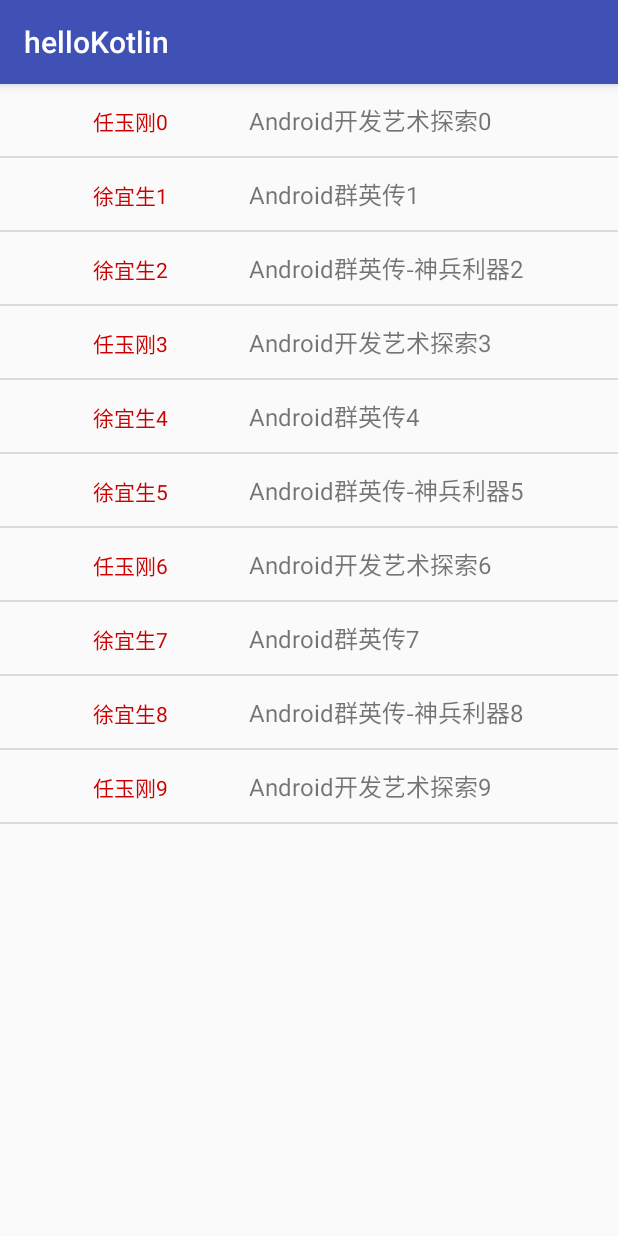
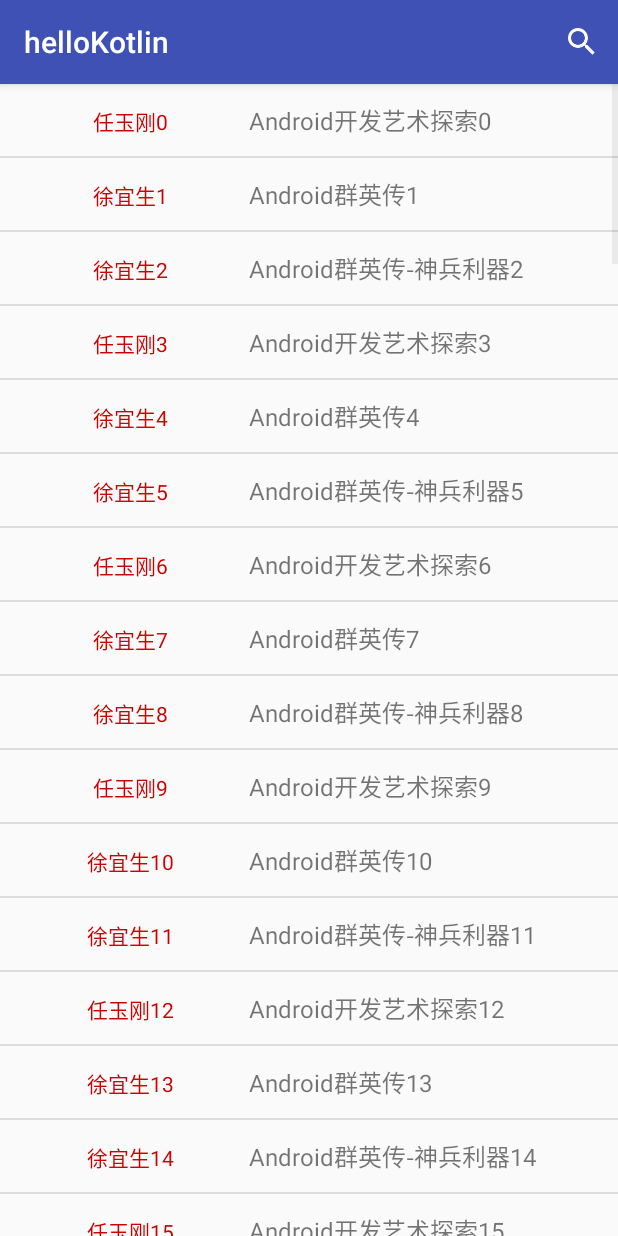
Before and after one commit to xingstarx/helloKotlin, an Android app: the ListActivity screen opened directly, with no data from a screen before it, on a phone screen of 412 x 824 dp. Run offline under Robolectric (Android 15) with nearby library versions, the phone set to English and light mode, and no system bars.

Commit message:
添加删除操作

```diff
--- a/app/src/main/java/view/star/com/hellokotlin/ListActivity.kt
+++ b/app/src/main/java/view/star/com/hellokotlin/ListActivity.kt
@@ -2,14 +2,23 @@ package view.star.com.hellokotlin
 
 import android.os.Bundle
 import android.support.v7.app.AppCompatActivity
+import android.view.Menu
+import android.view.MenuItem
 
 class ListActivity : AppCompatActivity() {
-
     override fun onCreate(savedInstanceState: Bundle?) {
         super.onCreate(savedInstanceState)
         setContentView(R.layout.activity_main)
         supportFragmentManager.beginTransaction().replace(R.id.container, ListFragment.newInstance()).commit()
     }
 
+    override fun onCreateOptionsMenu(menu: Menu): Boolean {
+        menuInflater.inflate(R.menu.main, menu)
+        return super.onCreateOptionsMenu(menu)
+    }
+
+    override fun onOptionsItemSelected(item: MenuItem): Boolean {
+        return super.onOptionsItemSelected(item)
+    }
 
 }
--- a/app/src/main/java/view/star/com/hellokotlin/ListFragment.kt
+++ b/app/src/main/java/view/star/com/hellokotlin/ListFragment.kt
@@ -1,33 +1,67 @@
 package view.star.com.hellokotlin
 
+import android.app.AlertDialog
 import android.os.Bundle
 import android.support.v4.app.Fragment
+import android.util.Log
 import android.view.LayoutInflater
 import android.view.View
 import android.view.ViewGroup
 import android.widget.BaseAdapter
+import android.widget.LinearLayout
 import android.widget.TextView
+import android.widget.Toast
 import kotlinx.android.synthetic.main.fragment_list.*
 import view.star.com.hellokotlin.model.Book
 
-class ListFragment : Fragment() {
+class ListFragment : Fragment(), ActionModeHandler.Callback<Book> {
+    override fun onAction(actionId: Int, pendingItems: MutableList<Book>?): Boolean {
+        if (pendingItems == null || pendingItems.isEmpty()) {
+            Toast.makeText(context, "NO Selected Books", Toast.LENGTH_LONG).show()
+            return false
+        }
+        val waitToDelete = pendingItems.indices.map { pendingItems[it] }
+        AlertDialog.Builder(activity)
+                .setTitle("删除书籍")
+                .setMessage("你要删除选中的书籍嘛?")
+                .setCancelable(true)
+                .setPositiveButton(android.R.string.yes, { dialog, which ->
+                    dialog.dismiss()
+                    actionModeHandler?.pendingItems?.clear()
+                    actionModeHandler?.dismiss()
+                    bookAdapter?.deleteNotes(waitToDelete)
+                })
+                .setNegativeButton(android.R.string.no, { dialog, which -> dialog.dismiss() })
+                .show()
+        return true
+    }
+
+    override fun onDestroy(pendingItems: MutableList<Book>?) {
+        if (pendingItems != null && pendingItems.isNotEmpty()) {
+            bookAdapter?.invalidateAllSelected()
+        }
+    }
+
     var bookAdapter: BookAdapter? = null
+    var actionModeHandler: ActionModeHandler<Book>? = null
     override fun onCreateView(inflater: LayoutInflater, container: ViewGroup?, savedInstanceState: Bundle?): View? {
         val view = inflater.inflate(R.layout.fragment_list, container, false)
         return view
+    }
+
+    override fun onActivityCreated(savedInstanceState: Bundle?) {
+        super.onActivityCreated(savedInstanceState)
+        actionModeHandler = ActionModeHandler(activity, this, R.menu.delete)
     }
 
     fun generateBooks(count: Int): MutableList<Book> {
         val list = mutableListOf<Book>()
         var index = 0
         while (index < count) {
-            var book: Book
-            if (index % 3 == 0) {
-                book = Book("Android开发艺术探索$index", "任玉刚$index")
-            } else if (index % 3 == 1) {
-                book = Book("Android群英传$index", "徐宜生$index")
-            } else {
-                book = Book("Android群英传-神兵利器$index", "徐宜生$index")
+            val book: Book = when (index % 3) {
+                0 -> Book("Android开发艺术探索$index", "任玉刚$index")
+                1 -> Book("Android群英传$index", "徐宜生$index")
+                else -> Book("Android群英传-神兵利器$index", "徐宜生$index")
             }
             list.add(book)
             index++
@@ -37,13 +71,29 @@ class ListFragment : Fragment() {
 
     override fun onViewCreated(view: View?, savedInstanceState: Bundle?) {
         bookAdapter = BookAdapter().apply {
-            books = generateBooks(10)
+            books = generateBooks(100)
             listView.adapter = this
+            listView.setOnItemLongClickListener { _, _, position, _ ->
+                val isSelected: Boolean = actionModeHandler?.chooseItem(books[position]) ?: false
+                setSelected(books[position], isSelected)
+                return@setOnItemLongClickListener (true)
+            }
         }
     }
 
     class BookAdapter : BaseAdapter() {
         var books: MutableList<Book> = mutableListOf()
+        var selectedBooks: MutableList<Book> = mutableListOf()
+
+        fun setSelected(book: Book, isSelected: Boolean) {
+            if (!isSelected) {
+                selectedBooks.remove(book)
+                notifyDataSetChanged()
+            } else if (!selectedBooks.contains(book)) {
+                selectedBooks.add(book)
+                notifyDataSetChanged()
+            }
+        }
 
         override fun getView(position: Int, convertView: View?, container: ViewGroup): View {
             val data = getItem(position) as Book
@@ -70,11 +120,22 @@ class ListFragment : Fragment() {
             return books.size
         }
 
+        fun invalidateAllSelected() {
+            selectedBooks.clear()
+            notifyDataSetChanged()
+        }
+
+        fun deleteNotes(notes: List<Book>) {
+            books.removeAll(notes)
+            notifyDataSetChanged()
+        }
+
     }
 
     class ViewHolder(itemView: View) {
         val author: TextView = itemView.findViewById(R.id.author)
         val name: TextView = itemView.findViewById(R.id.name)
+        val container: LinearLayout = itemView.findViewById(R.id.container)
     }
 
     companion object {
--- /dev/null
+++ b/app/src/main/res/drawable/book_selector.xml
@@ -0,0 +1,5 @@
+<?xml version="1.0" encoding="utf-8"?>
+<selector xmlns:android="http://schemas.android.com/apk/res/android">
+    <item android:state_selected="true" android:drawable="@color/divider_light"/>
+    <item android:drawable="@color/transparent"/>
+</selector>
--- a/app/src/main/res/layout/view_book_list_item.xml
+++ b/app/src/main/res/layout/view_book_list_item.xml
@@ -1,7 +1,14 @@
 <?xml version="1.0" encoding="utf-8"?>
 <LinearLayout xmlns:android="http://schemas.android.com/apk/res/android"
     android:layout_width="match_parent"
-    android:layout_height="match_parent"
+    android:layout_height="wrap_content">
+
+    <LinearLayout
+        android:id="@id/container"
+        android:layout_width="match_parent"
+        android:layout_height="wrap_content"
+        android:background="@drawable/book_selector"
+        android:foreground="?android:attr/selectableItemBackground"
         android:orientation="horizontal"
         android:paddingBottom="12dp"
         android:paddingLeft="8dp"
@@ -12,8 +19,8 @@
             android:id="@+id/author"
             android:layout_width="0dp"
             android:layout_height="wrap_content"
+            android:layout_weight="2"
             android:gravity="center"
-        android:layout_weight="2"
             android:textColor="@android:color/holo_red_dark"
             android:textSize="14sp" />
 
@@ -24,3 +31,5 @@
             android:layout_weight="3"
             android:textSize="16sp" />
     </LinearLayout>
+
+</LinearLayout>
--- /dev/null
+++ b/app/src/main/res/menu/delete.xml
@@ -0,0 +1,10 @@
+<?xml version="1.0" encoding="utf-8"?>
+<menu xmlns:android="http://schemas.android.com/apk/res/android"
+    xmlns:app="http://schemas.android.com/apk/res-auto">
+
+    <item
+        android:id="@+id/action_delete"
+        android:icon="@drawable/ic_delete"
+        android:title="@string/delete"
+        app:showAsAction="always"/>
+</menu>
--- /dev/null
+++ b/app/src/main/res/menu/main.xml
@@ -0,0 +1,10 @@
+<?xml version="1.0" encoding="utf-8"?>
+<menu xmlns:android="http://schemas.android.com/apk/res/android"
+    xmlns:app="http://schemas.android.com/apk/res-auto">
+
+    <item
+        android:id="@+id/action_search"
+        android:icon="@drawable/ic_search"
+        android:title="@string/search"
+        app:showAsAction="always"/>
+</menu>
--- a/app/src/main/res/values/colors.xml
+++ b/app/src/main/res/values/colors.xml
@@ -3,4 +3,8 @@
     <color name="colorPrimary">#3F51B5</color>
     <color name="colorPrimaryDark">#303F9F</color>
     <color name="colorAccent">#FF4081</color>
+    <color name="divider_light">#1f000000</color>
+    <color name="navigation">#F5F5F5</color>
+    <color name="transparent">#00000000</color>
+    <color name="white">#FFFFFF</color>
 </resources>
--- a/app/src/main/res/values/strings.xml
+++ b/app/src/main/res/values/strings.xml
@@ -1,3 +1,6 @@
 <resources>
     <string name="app_name">helloKotlin</string>
+    <string name="search">搜索</string>
+    <string name="delete">删除</string>
+
 </resources>
```
Also changed, not shown: app/src/main/java/view/star/com/hellokotlin/ActionModeHandler.java (added, +106 -0 lines), app/src/main/res/drawable-xxhdpi/ic_delete.png (added), app/src/main/res/drawable-xxhdpi/ic_search.png (added). Lines whose indentation alone changed are shown as unchanged.
